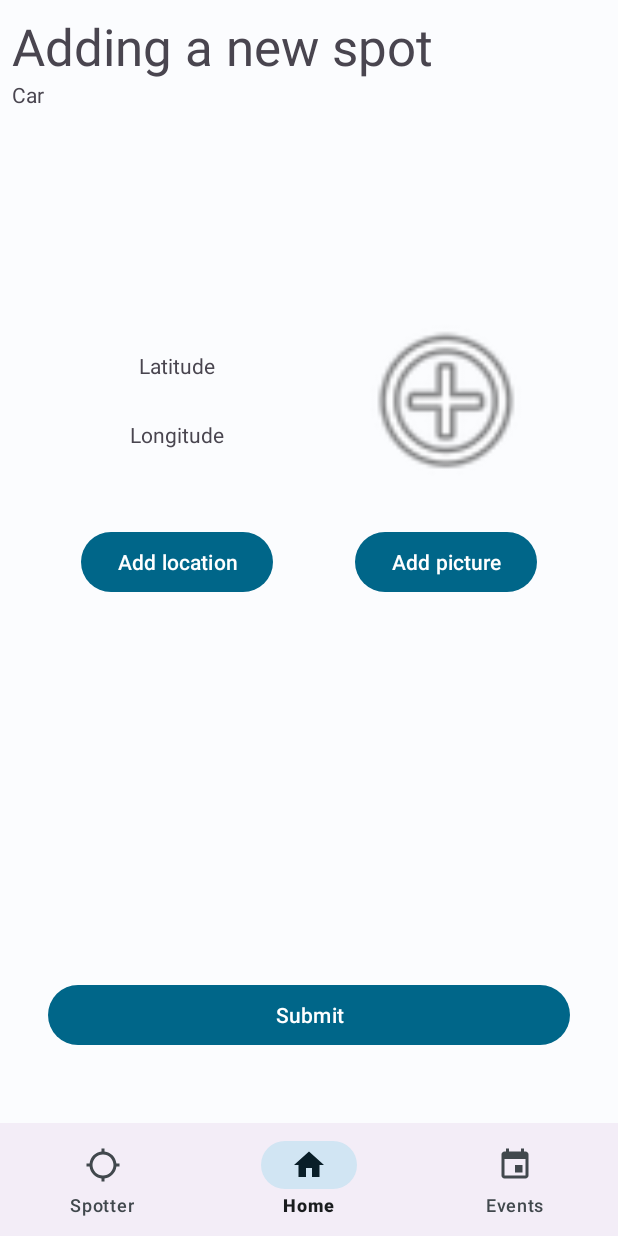
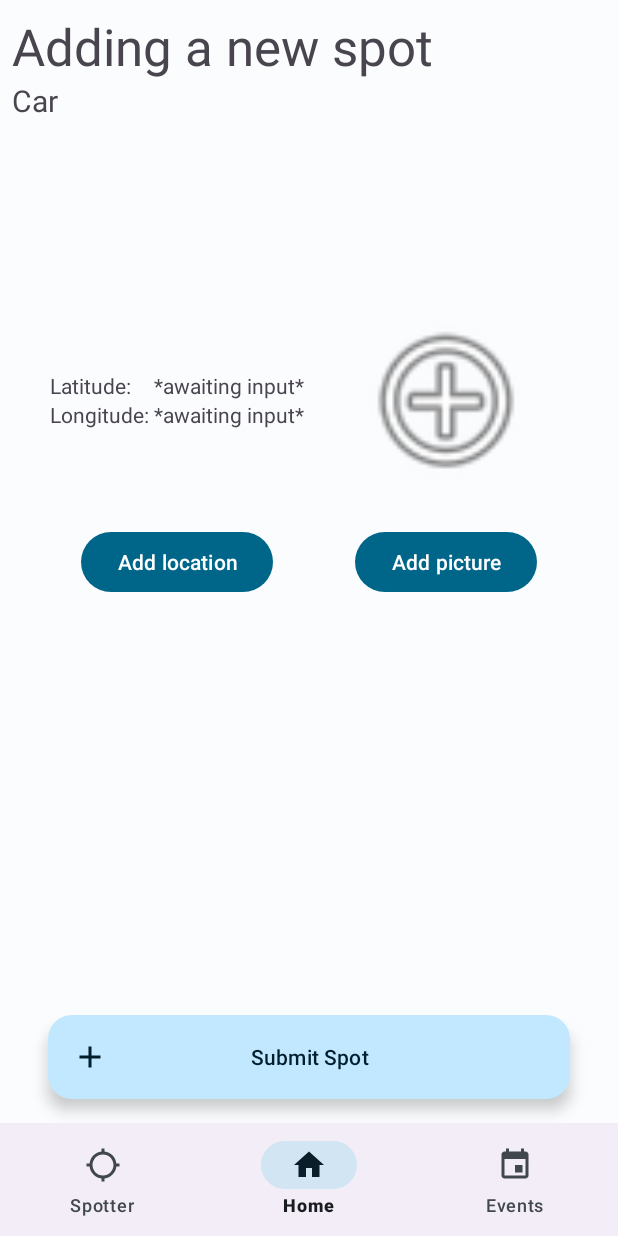
Before and after one commit to woutlyen/CarSpotter, an Android app: the fragment AddSpotFragment placed in its activity, on a phone screen of 412 x 824 dp. Run offline under Robolectric (Android 15) with nearby library versions, the phone set to English and light mode, and no system bars; our stand-ins replace Volley; 2 statements that could not run were skipped.

Commit message:
Added "Add New Spot" page Also added several 'TO DO' comments

```diff
--- a/app/src/main/java/com/example/carspotter/AddSpotFragment.java
+++ b/app/src/main/java/com/example/carspotter/AddSpotFragment.java
@@ -13,9 +13,13 @@ import android.widget.TextView;
 
 import com.example.carspotter.model.Car;
 
+import org.w3c.dom.Text;
+
 public class AddSpotFragment extends Fragment {
     private Button addSpotLocation;
     private Button addSpotPicture;
+    private TextView latData;
+    private TextView longData;
     private TextView addSpotInfo;
     View view;
 
@@ -44,4 +48,8 @@ public class AddSpotFragment extends Fragment {
 
         return view;
     }
+
+    //TO ADD: functie om Location toe te voegen: https://www.youtube.com/watch?v=mbQd6frpC3g&ab_channel=TechnicalCoding
+    //TO ADD: functie om foto te uploaden (die vervangt ook placeholder van '+' icon)
+    //TO ADD: onSubmitClick stuur data naar Database en vervolgens u terug naar Home of Spotter stuurt
 }
--- a/app/src/main/java/com/example/carspotter/SpotLocationFragment.java
+++ b/app/src/main/java/com/example/carspotter/SpotLocationFragment.java
@@ -32,6 +32,9 @@ public class SpotLocationFragment extends Fragment {
          */
         @Override
         public void onMapReady(GoogleMap googleMap) {
+            //TO DO: maak lijst van de spots en plaats deze als markers op de map.
+            // De meest recente krijgt een andere tag (misschien best voor de andere ook de datum in de marker)
+            // Voor de tags kunt ge uit de database "lat" en "long" halen voor bepaalde car_id
             LatLng sydney = new LatLng(-34, 151);
             googleMap.addMarker(new MarkerOptions().position(sydney).title("Most recent"));
             LatLng sydney1 = new LatLng(-34, 152);
@@ -47,8 +50,6 @@ public class SpotLocationFragment extends Fragment {
     public View onCreateView(@NonNull LayoutInflater inflater,
                              @Nullable ViewGroup container,
                              @Nullable Bundle savedInstanceState) {
-        //Bundle bundle = this.getArguments();
-        //Car car = bundle.getParcelable("Spot");
         return inflater.inflate(R.layout.fragment_spot_location, container, false);
     }
 
--- a/app/src/main/res/layout/fragment_add_spot.xml
+++ b/app/src/main/res/layout/fragment_add_spot.xml
@@ -5,6 +5,21 @@
     android:layout_width="match_parent"
     android:layout_height="match_parent"
     tools:context=".AddSpotFragment">
+
+    <com.google.android.material.floatingactionbutton.ExtendedFloatingActionButton
+        android:id="@+id/submit_fab"
+        android:layout_width="0dp"
+        android:layout_height="wrap_content"
+        android:layout_gravity="bottom|right"
+        android:layout_marginHorizontal="32dp"
+        android:layout_marginBottom="16dp"
+        android:contentDescription="@string/extended_fab_content_desc"
+        android:text="@string/submit_fab_label"
+        app:icon="@drawable/ic_plus_24"
+        app:iconPadding="-20dp"
+        app:layout_constraintBottom_toBottomOf="parent"
+        app:layout_constraintEnd_toEndOf="parent"
+        app:layout_constraintStart_toStartOf="parent" />
 
     <TextView
         android:id="@+id/textView"
@@ -30,18 +45,6 @@
         app:layout_constraintStart_toStartOf="parent"
         app:layout_constraintTop_toTopOf="parent" />
 
-    <Button
-        android:id="@+id/addSpotSubmit"
-        android:layout_width="0dp"
-        android:layout_height="48dp"
-        android:layout_marginStart="32dp"
-        android:layout_marginEnd="32dp"
-        android:layout_marginBottom="48dp"
-        android:text="Submit"
-        app:layout_constraintBottom_toBottomOf="parent"
-        app:layout_constraintEnd_toEndOf="parent"
-        app:layout_constraintStart_toStartOf="parent" />
-
     <ImageView
         android:id="@+id/imageView2"
         android:layout_width="120dp"
@@ -64,33 +67,58 @@
         app:layout_constraintTop_toTopOf="parent" />
 
     <TextView
-        android:id="@+id/textView3"
-        android:layout_width="wrap_content"
-        android:layout_height="19dp"
-        android:text="Longitude"
-        app:layout_constraintBottom_toBottomOf="@+id/imageView2"
-        app:layout_constraintEnd_toEndOf="@+id/addSpotLocation"
-        app:layout_constraintStart_toStartOf="@+id/addSpotLocation"
-        app:layout_constraintTop_toBottomOf="@+id/textView4" />
-
-    <TextView
-        android:id="@+id/textView4"
-        android:layout_width="wrap_content"
-        android:layout_height="19dp"
-        android:text="Latitude"
-        app:layout_constraintBottom_toTopOf="@+id/textView3"
-        app:layout_constraintEnd_toEndOf="@+id/textView3"
-        app:layout_constraintStart_toStartOf="@+id/textView3"
-        app:layout_constraintTop_toTopOf="@+id/imageView2" />
-
-    <TextView
         android:id="@+id/addSpotInfo"
         android:layout_width="0dp"
         android:layout_height="wrap_content"
         android:layout_marginStart="8dp"
         android:text="Car"
+        android:textSize="20sp"
         app:layout_constraintEnd_toEndOf="parent"
         app:layout_constraintStart_toStartOf="parent"
         app:layout_constraintTop_toBottomOf="@+id/textView" />
 
+    <TableLayout
+        android:layout_width="wrap_content"
+        android:layout_height="wrap_content"
+        app:layout_constraintBottom_toBottomOf="@+id/imageView2"
+        app:layout_constraintEnd_toEndOf="@+id/addSpotLocation"
+        app:layout_constraintStart_toStartOf="@+id/addSpotLocation"
+        app:layout_constraintTop_toTopOf="@+id/imageView2">
+
+        <TableRow
+            android:layout_width="match_parent"
+            android:layout_height="match_parent">
+
+            <TextView
+                android:id="@+id/latInfo"
+                android:layout_width="wrap_content"
+                android:layout_height="19dp"
+                android:text="Latitude: " />
+
+            <TextView
+                android:id="@+id/latData"
+                android:layout_width="wrap_content"
+                android:layout_height="wrap_content"
+                android:text="*awaiting input*" />
+        </TableRow>
+
+        <TableRow
+            android:layout_width="match_parent"
+            android:layout_height="match_parent">
+
+            <TextView
+                android:id="@+id/longInfo"
+                android:layout_width="wrap_content"
+                android:layout_height="19dp"
+                android:text="Longitude: " />
+
+            <TextView
+                android:id="@+id/longData"
+                android:layout_width="wrap_content"
+                android:layout_height="wrap_content"
+                android:text="*awaiting input*" />
+        </TableRow>
+
+    </TableLayout>
+
 </androidx.constraintlayout.widget.ConstraintLayout>
--- a/app/src/main/res/values/strings.xml
+++ b/app/src/main/res/values/strings.xml
@@ -5,6 +5,7 @@
     <string name="extended_fab_content_desc">-</string>
     <string name="spots_fab_label">Spots</string>
     <string name="add_spot_fab_label">Add Spot</string>
+    <string name="submit_fab_label">Submit Spot</string>
 
     <string name="text_label_1">Spotter</string>
     <string name="text_label_2">Events</string>
```
